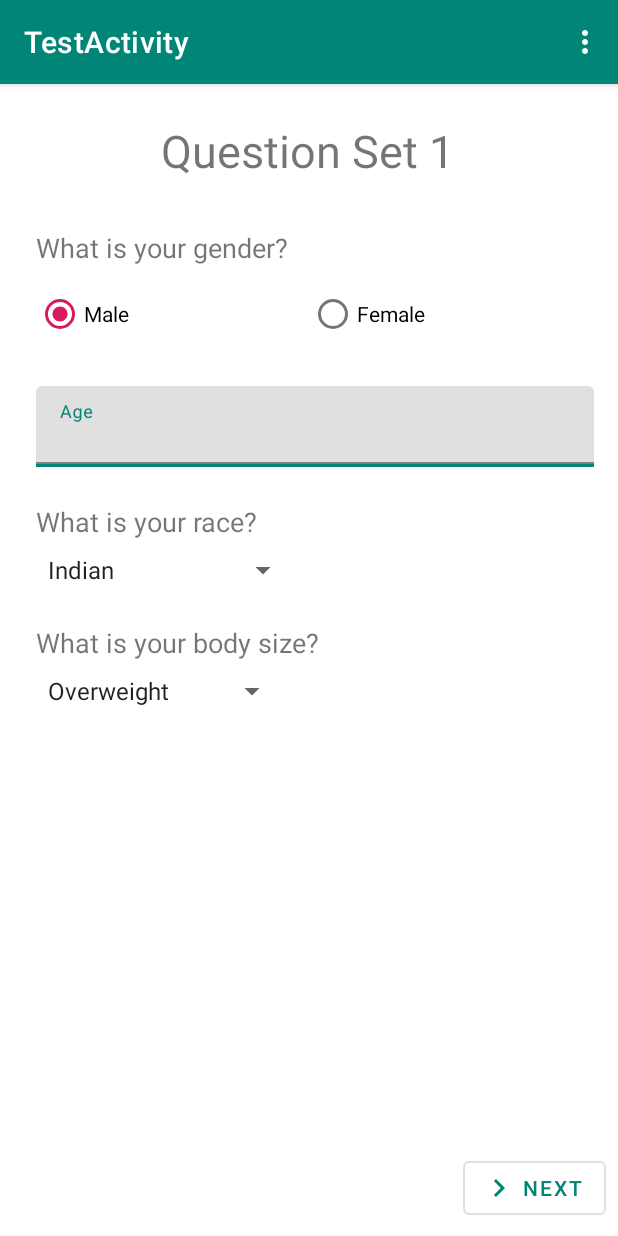
After one commit to rahul-jha98/Hope, an Android app: the QuestionSet1 screen opened directly, with no data from a screen before it, on a phone screen of 412 x 824 dp. The commit adds this screen. Run offline under Robolectric (Android 15) with nearby library versions, the phone set to English and light mode, and no system bars.

Commit message:
Question Activity

```diff
--- a/app/build.gradle
+++ b/app/build.gradle
@@ -37,6 +37,8 @@ dependencies {
 
     implementation "androidx.lifecycle:lifecycle-runtime:$lifecycle_version"
     implementation "androidx.lifecycle:lifecycle-extensions:$lifecycle_version"
+    implementation 'androidx.legacy:legacy-support-v4:1.0.0-alpha1'
+    implementation 'androidx.legacy:legacy-support-v13:1.0.0-alpha1'
     kapt "androidx.lifecycle:lifecycle-compiler:$lifecycle_version"
 
     implementation "androidx.room:room-runtime:$room_version"
@@ -53,7 +55,6 @@ dependencies {
 
     implementation 'com.firebaseui:firebase-ui-database:4.3.1'
     implementation 'com.firebaseui:firebase-ui-auth:4.3.1'
-
     implementation 'com.google.dagger:dagger:2.18'
     kapt 'com.google.dagger:dagger-compiler:2.18'
 
--- a/app/src/main/AndroidManifest.xml
+++ b/app/src/main/AndroidManifest.xml
@@ -13,7 +13,6 @@
                 android:name=".HomeActivity"
                 android:label="@string/app_name"
                 android:theme="@style/AppTheme.NoActionBar">
-
         </activity>
         <activity android:name=".ChatActivity">
         </activity>
@@ -24,6 +23,10 @@
                 <category android:name="android.intent.category.LAUNCHER"/>
             </intent-filter>
         </activity>
+        <activity
+                android:name=".TestActivity"
+                android:label="@string/title_activity_test">
+        </activity>
     </application>
 
 </manifest>
--- /dev/null
+++ b/app/src/main/java/com/rahul/hope/QuestionSet1.kt
@@ -0,0 +1,45 @@
+package com.rahul.hope
+
+import android.annotation.SuppressLint
+import android.os.Bundle
+import android.view.LayoutInflater
+import android.view.View
+import android.view.ViewGroup
+import android.widget.Button
+import androidx.fragment.app.Fragment
+import androidx.viewpager.widget.ViewPager
+
+import kotlinx.android.synthetic.main.fragment_question_set1.*
+
+
+@SuppressLint("ValidFragment")
+class QuestionSet1 @SuppressLint("ValidFragment") constructor
+    (var viewPager: ViewPager) : Fragment() {
+
+    override fun onCreateView(
+        inflater: LayoutInflater, container: ViewGroup?,
+        savedInstanceState: Bundle?): View? {
+
+        var view = inflater.inflate(R.layout.fragment_question_set1, container, false)
+        var button = view.findViewById<Button>(R.id.button)
+        button.setOnClickListener{
+            if(!userInputEditText1.text.toString().isBlank()){
+                if(radioButton2.isChecked){
+                    Answers.Gender = "Male"
+                }else{
+                    Answers.Gender = "Female"
+                }
+                Answers.Age = userInputEditText1.text.toString()
+                Answers.Race = spinner.selectedItem.toString()
+                Answers.Bodyweight = spinner2.selectedItem.toString()
+                viewPager.setCurrentItem(1)
+            }
+        }
+
+        // Inflate the layout for this fragment
+        return view
+    }
+
+
+
+}
--- /dev/null
+++ b/app/src/main/java/com/rahul/hope/QuestionSet2.kt
@@ -0,0 +1,43 @@
+package com.rahul.hope
+
+
+import android.annotation.SuppressLint
+import android.os.Bundle
+import android.view.LayoutInflater
+import android.view.View
+import android.view.ViewGroup
+import android.widget.Button
+import androidx.fragment.app.Fragment
+import androidx.viewpager.widget.ViewPager
+import kotlinx.android.synthetic.main.fragment_question_set2.*
+
+
+@SuppressLint("ValidFragment")
+class QuestionSet2 @SuppressLint("ValidFragment") constructor
+    (var viewPager: ViewPager) : Fragment() {
+
+    override fun onCreateView(
+        inflater: LayoutInflater, container: ViewGroup?,
+        savedInstanceState: Bundle?
+    ): View? {
+        // Inflate the layout for this fragment
+        var view=inflater.inflate(R.layout.fragment_question_set2, container, false)
+        var button = view.findViewById<Button>(R.id.button2)
+        button.setOnClickListener{
+
+            Answers.Education = spinner3.selectedItem.toString()
+            Answers.Employment = spinner4.selectedItem.toString()
+            Answers.Income = spinner5.selectedItem.toString()
+            if(radioButton4.isChecked){
+                Answers.Depressed = "Yes"
+            }else{
+                Answers.Depressed = "No"
+            }
+
+            viewPager.setCurrentItem(2)
+        }
+        return view
+    }
+
+
+}
--- /dev/null
+++ b/app/src/main/java/com/rahul/hope/TestActivity.kt
@@ -0,0 +1,125 @@
+package com.rahul.hope
+
+
+import android.app.Activity;
+import androidx.appcompat.app.ActionBar
+import androidx.fragment.app.FragmentTransaction
+
+import androidx.fragment.app.Fragment
+import androidx.fragment.app.FragmentManager
+import androidx.viewpager.widget.ViewPager
+import android.os.Bundle
+import android.view.LayoutInflater
+import android.view.Menu
+import android.view.MenuItem
+import android.view.View
+import android.view.ViewGroup
+import androidx.appcompat.app.AppCompatActivity
+import androidx.fragment.app.FragmentPagerAdapter
+
+import kotlinx.android.synthetic.main.activity_test.*
+import kotlinx.android.synthetic.main.fragment_test.view.*
+
+class TestActivity : AppCompatActivity() {
+
+    /**
+     * The [androidx.viewpager.widget.PagerAdapter] that will provide
+     * fragments for each of the sections. We use a
+     * {@link FragmentPagerAdapter} derivative, which will keep every
+     * loaded fragment in memory. If this becomes too memory intensive, it
+     * may be best to switch to a
+     * androidx.fragment.app.FragmentStatePagerAdapter.
+     */
+    private var mSectionsPagerAdapter: SectionsPagerAdapter? = null
+
+    override fun onCreate(savedInstanceState: Bundle?) {
+        super.onCreate(savedInstanceState)
+        setContentView(R.layout.activity_test)
+        // Create the adapter that will return a fragment for each of the three
+        // primary sections of the activity.
+        mSectionsPagerAdapter = SectionsPagerAdapter(supportFragmentManager)
+
+        // Set up the ViewPager with the sections adapter.
+        container.adapter = mSectionsPagerAdapter
+
+
+    }
+
+
+    override fun onCreateOptionsMenu(menu: Menu): Boolean {
+        // Inflate the menu; this adds items to the action bar if it is present.
+        menuInflater.inflate(R.menu.menu_test, menu)
+        return true
+    }
+
+    override fun onOptionsItemSelected(item: MenuItem): Boolean {
+        // Handle action bar item clicks here. The action bar will
+        // automatically handle clicks on the Home/Up button, so long
+        // as you specify a parent activity in AndroidManifest.xml.
+        val id = item.itemId
+
+        if (id == R.id.action_settings) {
+            return true
+        }
+
+        return super.onOptionsItemSelected(item)
+    }
+
+
+    inner class SectionsPagerAdapter(fm: FragmentManager) : FragmentPagerAdapter(fm) {
+
+        override fun getItem(position: Int): Fragment {
+            if(position == 0) {
+                return QuestionSet1(container)
+            }else if(position == 1) {
+                return QuestionSet2(container)
+            }else if(position == 2){
+                return QuestionSet3()
+            }
+            // getItem is called to instantiate the fragment for the given page.
+            // Return a PlaceholderFragment (defined as a static inner class below).
+            return PlaceholderFragment.newInstance(position + 1)
+        }
+
+        override fun getCount(): Int {
+            // Show 3 total pages.
+            return 3
+        }
+
+    }
+
+    /**
+     * A placeholder fragment containing a simple view.
+     */
+    class PlaceholderFragment : Fragment() {
+
+        override fun onCreateView(
+            inflater: LayoutInflater, container: ViewGroup?,
+            savedInstanceState: Bundle?
+        ): View? {
+            val rootView = inflater.inflate(R.layout.fragment_test, container, false)
+            rootView.section_label.text = getString(R.string.section_format, arguments?.getInt(ARG_SECTION_NUMBER))
+            return rootView
+        }
+
+        companion object {
+            /**
+             * The fragment argument representing the section number for this
+             * fragment.
+             */
+            private val ARG_SECTION_NUMBER = "section_number"
+
+            /**
+             * Returns a new instance of this fragment for the given section
+             * number.
+             */
+            fun newInstance(sectionNumber: Int): PlaceholderFragment {
+                val fragment = PlaceholderFragment()
+                val args = Bundle()
+                args.putInt(ARG_SECTION_NUMBER, sectionNumber)
+                fragment.arguments = args
+                return fragment
+            }
+        }
+    }
+}
--- /dev/null
+++ b/app/src/main/res/drawable/ic_navigate_next_24dp.xml
@@ -0,0 +1,9 @@
+<vector xmlns:android="http://schemas.android.com/apk/res/android"
+        android:width="24dp"
+        android:height="24dp"
+        android:viewportWidth="24.0"
+        android:viewportHeight="24.0">
+    <path
+        android:fillColor="#FF000000"
+        android:pathData="M10,6L8.59,7.41 13.17,12l-4.58,4.59L10,18l6,-6z"/>
+</vector>
--- a/app/src/main/res/layout/activity_home.xml
+++ b/app/src/main/res/layout/activity_home.xml
@@ -21,7 +21,7 @@
 
     </com.google.android.material.appbar.AppBarLayout>
 
-    <include layout="@layout/content_home"/>
+    <include layout="@layout/content_home" android:id="@+id/include"/>
 
     <com.google.android.material.floatingactionbutton.FloatingActionButton
             android:id="@+id/fab"
@@ -31,4 +31,5 @@
             android:layout_margin="@dimen/fab_margin"
             app:srcCompat="@android:drawable/ic_dialog_email"/>
 
+
 </androidx.coordinatorlayout.widget.CoordinatorLayout>
--- /dev/null
+++ b/app/src/main/res/layout/activity_test.xml
@@ -0,0 +1,8 @@
+<?xml version="1.0" encoding="utf-8"?>
+<androidx.viewpager.widget.ViewPager
+        xmlns:android="http://schemas.android.com/apk/res/android"
+        xmlns:tools="http://schemas.android.com/tools"
+        android:id="@+id/container"
+        android:layout_width="match_parent"
+        android:layout_height="match_parent"
+        tools:context=".TestActivity"/>
--- /dev/null
+++ b/app/src/main/res/layout/fragment_question_set1.xml
@@ -0,0 +1,110 @@
+<?xml version="1.0" encoding="utf-8"?>
+<FrameLayout xmlns:android="http://schemas.android.com/apk/res/android"
+             xmlns:app="http://schemas.android.com/apk/res-auto" xmlns:tools="http://schemas.android.com/tools"
+             android:layout_width="match_parent"
+             android:layout_height="match_parent"
+             tools:context=".QuestionSet1">
+
+    <androidx.cardview.widget.CardView
+            android:layout_width="match_parent"
+            android:layout_height="wrap_content"/>
+    <androidx.constraintlayout.widget.ConstraintLayout
+            android:layout_width="match_parent"
+            android:layout_height="match_parent">
+
+        <TextView
+                android:text="Question Set 1"
+                android:layout_width="wrap_content"
+                android:layout_height="wrap_content"
+                android:id="@+id/textView"
+                app:layout_constraintTop_toTopOf="parent" android:layout_marginTop="24dp"
+                app:layout_constraintStart_toStartOf="parent"
+                app:layout_constraintEnd_toEndOf="parent" android:textSize="30sp"
+                app:layout_constraintHorizontal_bias="0.496"/>
+        <TextView
+                android:text="What is your gender?"
+                android:layout_width="wrap_content"
+                android:layout_height="wrap_content"
+                android:id="@+id/textView3" android:textSize="18sp" app:layout_constraintStart_toStartOf="parent"
+                android:layout_marginStart="24dp"
+                android:layout_marginTop="32dp"
+                app:layout_constraintTop_toBottomOf="@+id/textView"
+        />
+        <RadioGroup
+                android:layout_width="0dp"
+                android:layout_height="wrap_content"
+                app:layout_constraintEnd_toEndOf="parent" android:layout_marginEnd="8dp"
+                app:layout_constraintStart_toStartOf="@+id/textView3" android:layout_marginTop="8dp"
+                app:layout_constraintTop_toBottomOf="@+id/textView3" android:orientation="horizontal"
+                android:id="@+id/radioGroup">
+            <RadioButton
+                    android:text="Male"
+                    android:layout_width="wrap_content"
+                    android:layout_height="wrap_content" android:id="@+id/radioButton2" android:layout_weight="1"
+                    android:checked="true"/>
+            <RadioButton
+                    android:text="Female"
+                    android:layout_width="wrap_content"
+                    android:layout_height="wrap_content" android:id="@+id/radioButton" android:layout_weight="1"/>
+        </RadioGroup>
+
+        <com.google.android.material.textfield.TextInputLayout
+                android:layout_width="0dp"
+                android:layout_height="wrap_content"
+                app:layout_constraintStart_toStartOf="parent"
+                android:layout_marginStart="24dp"
+                style="@style/Widget.MaterialComponents.TextInputLayout.FilledBox.Dense"
+                app:boxStrokeColor="@color/colorPrimary"
+                app:boxStrokeWidth="3dp" android:id="@+id/userInputLayout"
+                android:layout_marginEnd="16dp"
+                android:hint="Age"
+                android:clipChildren="true"
+                android:layout_marginTop="24dp" app:layout_constraintTop_toBottomOf="@+id/radioGroup"
+                app:layout_constraintEnd_toEndOf="parent">
+
+            <com.google.android.material.textfield.TextInputEditText
+                    android:id="@+id/userInputEditText1"
+                    android:layout_width="match_parent"
+                    android:layout_height="wrap_content"
+                    android:inputType="number"
+                    android:layout_gravity="bottom"/>
+        </com.google.android.material.textfield.TextInputLayout>
+        <TextView
+                android:text="What is your race?"
+                android:layout_width="wrap_content"
+                android:layout_height="wrap_content"
+                android:id="@+id/textView8" android:textSize="18sp"
+                android:layout_marginTop="24dp" app:layout_constraintTop_toBottomOf="@+id/userInputLayout"
+                android:layout_marginStart="24dp" app:layout_constraintStart_toStartOf="parent"/>
+        <Spinner
+                android:layout_width="wrap_content"
+                android:layout_height="wrap_content"
+                android:id="@+id/spinner" android:layout_marginTop="8dp"
+                app:layout_constraintTop_toBottomOf="@+id/textView8" app:layout_constraintStart_toStartOf="parent"
+                android:layout_marginStart="24dp"
+                android:entries="@array/race"/>
+        <TextView
+                android:text="What is your body size?"
+                android:layout_width="wrap_content"
+                android:layout_height="wrap_content"
+                android:id="@+id/textView9" android:layout_marginTop="24dp"
+                app:layout_constraintTop_toBottomOf="@+id/spinner" app:layout_constraintStart_toStartOf="parent"
+                android:layout_marginStart="24dp" android:textSize="18sp"/>
+        <Spinner
+                android:layout_width="wrap_content"
+                android:layout_height="wrap_content"
+                android:id="@+id/spinner2" app:layout_constraintStart_toStartOf="parent"
+                android:layout_marginStart="24dp"
+                android:layout_marginTop="8dp"
+                app:layout_constraintTop_toBottomOf="@+id/textView9"
+                android:entries="@array/body"/>
+        <Button
+                android:text="Next"
+                android:layout_width="wrap_content"
+                style="@style/Widget.MaterialComponents.Button.OutlinedButton.Icon"
+                android:layout_height="wrap_content"
+                android:id="@+id/button" app:layout_constraintEnd_toEndOf="parent" android:layout_marginEnd="8dp"
+                app:icon="@drawable/ic_navigate_next_24dp" android:layout_marginBottom="8dp"
+                app:layout_constraintBottom_toBottomOf="parent"/>
+    </androidx.constraintlayout.widget.ConstraintLayout>
+</FrameLayout>
--- /dev/null
+++ b/app/src/main/res/menu/menu_test.xml
@@ -0,0 +1,8 @@
+<menu xmlns:android="http://schemas.android.com/apk/res/android"
+      xmlns:tools="http://schemas.android.com/tools"
+      tools:context="com.rahul.hope.TestActivity">
+    <item android:id="@+id/action_settings"
+          android:title="@string/action_settings"
+          android:orderInCategory="100"
+          android:showAsAction="never"/>
+</menu>
--- /dev/null
+++ b/app/src/main/res/values-w820dp/dimens.xml
@@ -0,0 +1,6 @@
+<resources>
+    <!-- Example customization of dimensions originally defined in res/values/dimens.xml
+         (such as screen margins) for screens with more than 820dp of available width. This
+         would include 7" and 10" devices in landscape (~960dp and ~1280dp respectively). -->
+    <dimen name="activity_horizontal_margin">64dp</dimen>
+</resources>
--- a/app/src/main/res/values/dimens.xml
+++ b/app/src/main/res/values/dimens.xml
@@ -3,4 +3,7 @@
     <dimen name="message_padding">8dp</dimen>
     <dimen name="max_message_width">250dp</dimen>
     <dimen name="min_message_width">80dp</dimen>
+    <!-- Default screen margins, per the Android Design guidelines. -->
+    <dimen name="activity_horizontal_margin">16dp</dimen>
+    <dimen name="activity_vertical_margin">16dp</dimen>
 </resources>
--- a/app/src/main/res/values/strings.xml
+++ b/app/src/main/res/values/strings.xml
@@ -1,4 +1,48 @@
 <resources>
     <string name="app_name">Hope</string>
     <string name="action_settings">Settings</string>
+
+    <!-- TODO: Remove or change this placeholder text -->
+    <string name="hello_blank_fragment">Hello blank fragment</string>
+    <string name="textview">TextView</string>
+    <string name="title_activity_test">TestActivity</string>
+    <string name="section_format">Hello World from section: %1$d</string>
+    <string-array name="race">
+        <item>Indian</item>
+        <item>Black</item>
+        <item>white and asian</item>
+        <item>Mixed</item>
+    </string-array>
+    <string-array name="body">
+        <item>Overweight</item>
+        <item>Underweight</item>
+        <item>Normal weight</item>
+        <item>Obese</item>
+    </string-array>
+    <string-array name="education">
+        <item>Bachelor’s degree</item>
+        <item>Doctorate degree</item>
+        <item>Master’s degree</item>
+        <item>Professional degree</item>
+        <item>Some college, no degree</item>
+        <item>Some high school, no diploma</item>
+    </string-array>
+    <string-array name="employment">
+        <item>Employed for wages</item>
+        <item>Military</item>
+        <item>Out of work and looking for work</item>
+        <item>Out of work but not currently looking for work</item>
+        <item>Retired</item>
+        <item>Unable to work</item>
+        <item>A homemaker</item>
+        <item>A student</item>
+    </string-array>
+    <string-array name="income">
+        <item>$0</item>
+        <item>$1 to $10,000</item>
+        <item>$10,000 to $19,999</item>
+        <item>$100,000 to $124,999</item>
+        <item>$125,000 to $149,999</item>
+        <item>$150,000 to $174,999</item>
+    </string-array>
 </resources>
```
Also changed, not shown: app/src/main/java/com/rahul/hope/Answers.kt (added, +16 -0 lines), app/src/main/java/com/rahul/hope/QuestionSet3.kt (added, +56 -0 lines), app/src/main/res/layout/fragment_question_set2.xml (added, +102 -0 lines), app/src/main/res/layout/fragment_question_set3.xml (added, +130 -0 lines), app/src/main/res/layout/fragment_test.xml (added, +24 -0 lines), 1 other file.
